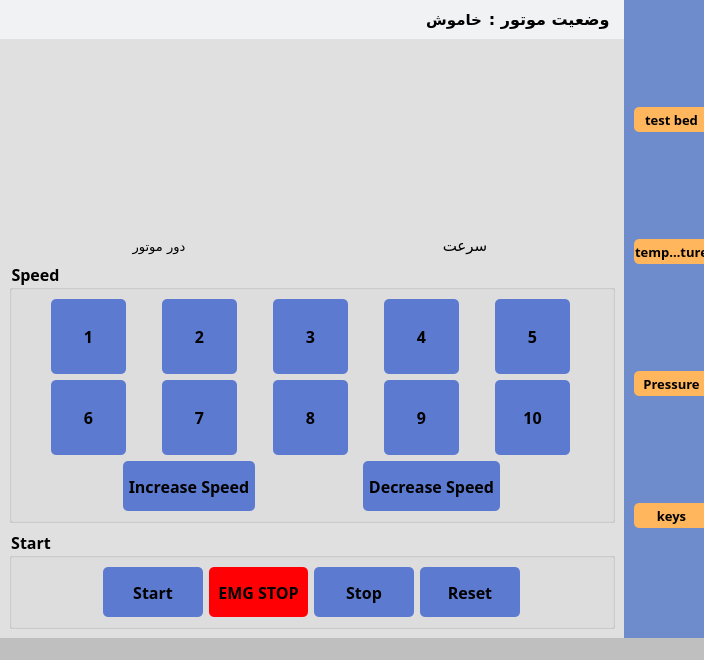
The window that main.ui (AmirNikravan/Control-Monitor) describes before a commit, drawn with Qt 5.
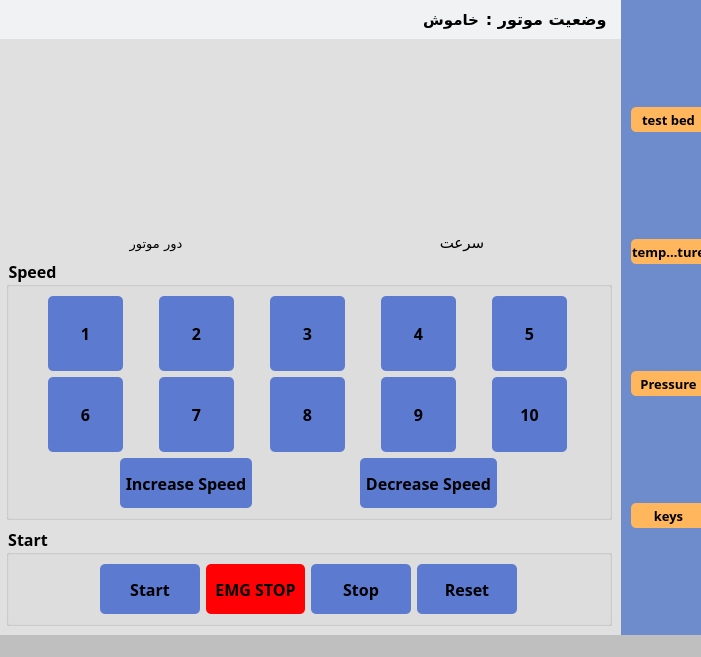
The same window after the commit. The open tabs and pages were chosen to show the change. Custom widgets are drawn as their Qt base class.

Diff of the .ui file:
```diff
--- a/main.ui
+++ b/main.ui
@@ -117,6 +117,12 @@
 </string>
          </property>
          <layout class="QVBoxLayout" name="verticalLayout_6">
+          <property name="leftMargin">
+           <number>6</number>
+          </property>
+          <property name="topMargin">
+           <number>6</number>
+          </property>
           <item>
            <layout class="QHBoxLayout" name="horizontalLayout_6">
             <item>
```
Left out of the diff: 10 changed lines with no effect on the pictures.
